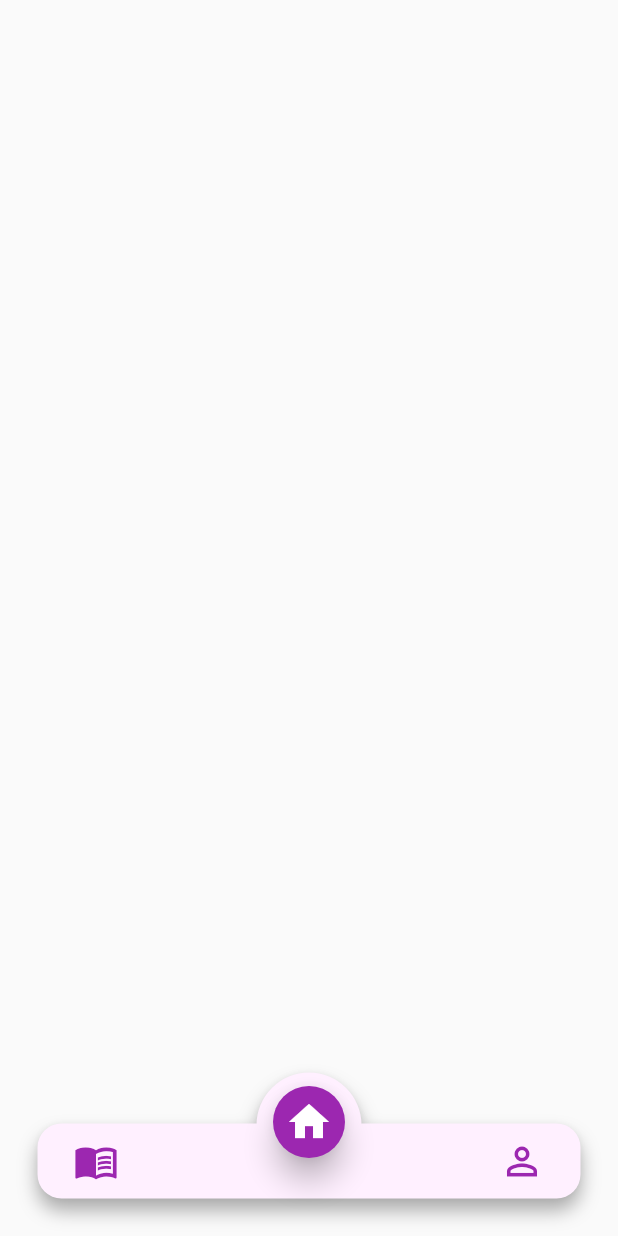
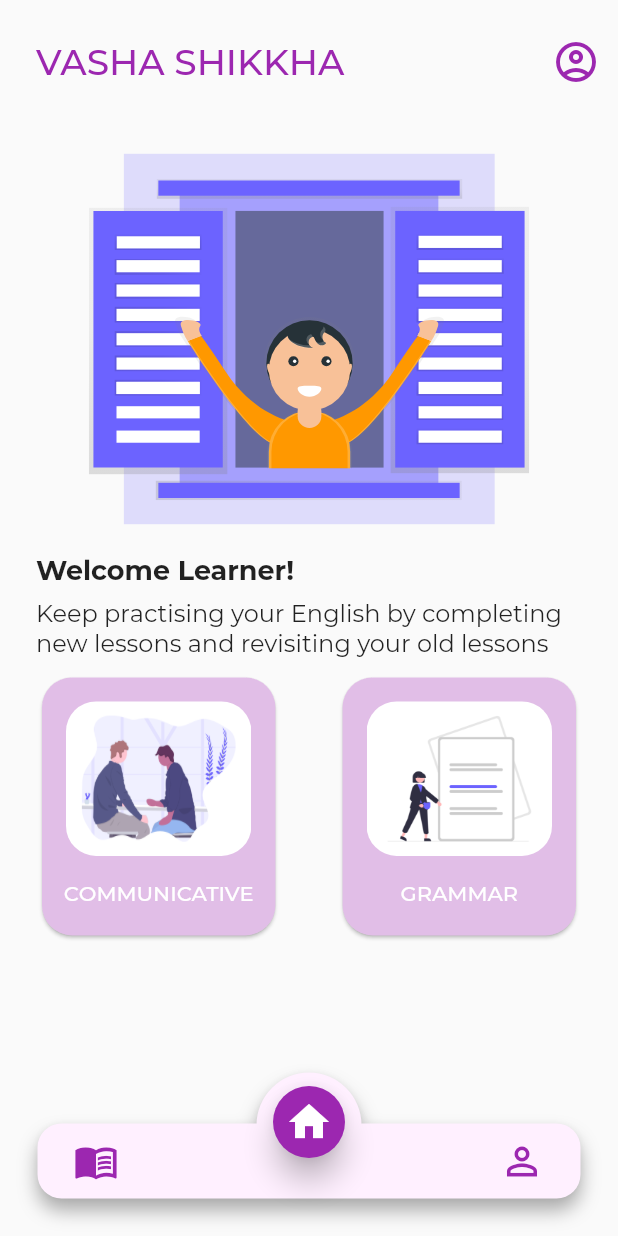
Before and after one commit to Vasha-Shikkha/mobile_application, a Flutter app: the screen it shows after launch, on a phone screen of 412 x 824 dp. Run offline on Flutter 3.47's test engine with Material 2 defaults, Android fonts, the light colour scheme and no system bars; our stand-ins replace flutter_svg, font_awesome_flutter, moor_flutter, percent_indicator; generated files the repository leaves out were written again; project files that could hold a hidden picture were left out.

Commit message:
Complete home screen

```diff
--- a/lib/ui/home/home_screen.dart
+++ b/lib/ui/home/home_screen.dart
@@ -1,5 +1,7 @@
 import 'package:flutter/material.dart';
+import 'package:flutter_svg/svg.dart';
 import 'package:vasha_shikkha/ui/base/bottom_navbar.dart';
+import 'package:vasha_shikkha/ui/topic/topic_screen.dart';
 
 class HomeScreen extends StatelessWidget {
   static final String id = 'home_screen';
@@ -7,7 +9,131 @@ class HomeScreen extends StatelessWidget {
   @override
   Widget build(BuildContext context) {
     return Scaffold(
+      appBar: AppBar(
+        toolbarHeight: MediaQuery.of(context).size.height * 0.1,
+        backgroundColor: Colors.transparent,
+        elevation: 0,
+        title: Padding(
+          padding: const EdgeInsets.only(left: 8.0),
+          child: Text(
+            'VASHA SHIKKHA',
+            style: TextStyle(
+              color: Colors.purple,
+              fontSize: 24,
+            ),
+          ),
+        ),
+        actions: [
+          IconButton(
+            padding: EdgeInsets.only(right: 8.0),
+            iconSize: 32,
+            color: Colors.purple,
+            onPressed: () {},
+            icon: Icon(Icons.account_circle_outlined),
+          ),
+        ],
+      ),
       bottomNavigationBar: BottomNavbar(),
+      body: Padding(
+        padding: const EdgeInsets.symmetric(horizontal: 24.0),
+        child: Column(
+          crossAxisAlignment: CrossAxisAlignment.stretch,
+          children: [
+            Padding(
+              padding: const EdgeInsets.symmetric(vertical: 20),
+              child: SizedBox(
+                height: MediaQuery.of(context).size.height * 0.3,
+                child: SvgPicture.asset('assets/img/welcome.svg'),
+              ),
+            ),
+            Text(
+              'Welcome Learner!',
+              style: TextStyle(
+                fontSize: 18,
+                fontWeight: FontWeight.bold,
+              ),
+            ),
+            Padding(
+              padding: const EdgeInsets.symmetric(vertical: 8.0),
+              child: Text(
+                'Keep practising your English by completing new lessons and revisiting your old lessons',
+                style: TextStyle(fontSize: 16),
+              ),
+            ),
+            Row(
+              mainAxisAlignment: MainAxisAlignment.spaceBetween,
+              children: [
+                TopicCard(
+                  topicName: 'COMMUNICATIVE',
+                  imageAssetName: 'assets/img/vocabulary.png',
+                ),
+                TopicCard(
+                  topicName: 'GRAMMAR',
+                  imageAssetName: 'assets/img/grammar.png',
+                ),
+              ],
+            ),
+          ],
+        ),
+      ),
     );
   }
 }
+
+class TopicCard extends StatelessWidget {
+  final String topicName;
+  final String imageAssetName;
+
+  const TopicCard({
+    Key key,
+    @required this.topicName,
+    @required this.imageAssetName,
+  }) : super(key: key);
+
+  @override
+  Widget build(BuildContext context) {
+    return InkWell(
+      onTap: () {
+        Navigator.of(context).push(
+          MaterialPageRoute(
+            builder: (context) => TopicScreen(
+              topicName: topicName,
+            ),
+          ),
+        );
+      },
+      child: Card(
+        color: Colors.purple.shade100,
+        shape: RoundedRectangleBorder(
+          borderRadius: BorderRadius.circular(20),
+        ),
+        child: Column(
+          crossAxisAlignment: CrossAxisAlignment.center,
+          mainAxisAlignment: MainAxisAlignment.spaceBetween,
+          children: [
+            Padding(
+              padding: const EdgeInsets.all(16.0),
+              child: ClipRRect(
+                borderRadius: BorderRadius.circular(20),
+                child: Image.asset(
+                  imageAssetName,
+                  fit: BoxFit.fill,
+                  width: MediaQuery.of(context).size.width * 0.3,
+                  height: MediaQuery.of(context).size.width * 0.25,
+                ),
+              ),
+            ),
+            Text(
+              topicName,
+              style: TextStyle(
+                color: Colors.white,
+                fontWeight: FontWeight.w500,
+              ),
+            ),
+            SizedBox(height: 20),
+          ],
+        ),
+      ),
+    );
+  }
+}
--- /dev/null
+++ b/lib/ui/topic/topic_screen.dart
@@ -0,0 +1,16 @@
+import 'package:flutter/material.dart';
+
+class TopicScreen extends StatelessWidget {
+  final String topicName;
+
+  const TopicScreen({Key key, @required this.topicName}) : super(key: key);
+
+  @override
+  Widget build(BuildContext context) {
+    return Scaffold(
+      body: Center(
+        child: Text(topicName),
+      ),
+    );
+  }
+}
--- a/pubspec.yaml
+++ b/pubspec.yaml
@@ -35,6 +35,7 @@ dependencies:
   moor_flutter: ^3.1.0
   font_awesome_flutter: ^8.11.0
   percent_indicator: ^2.1.9
+  flutter_svg: ^0.21.0+1
 
 dev_dependencies:
   flutter_test:
@@ -64,6 +65,9 @@ flutter:
     - assets/img/icons/tasks.png
     - assets/img/icons/home.png
     - assets/img/bangladesh.jpg
+    - assets/img/welcome.svg
+    - assets/img/vocabulary.png
+    - assets/img/grammar.png
 
   # An image asset can refer to one or more resolution-specific "variants", see
   # https://flutter.dev/assets-and-images/#resolution-aware.
```
Also changed, not shown: assets/img/grammar.png (added), assets/img/vocabulary.png (added), assets/img/welcome.svg (added), pubspec.lock.
